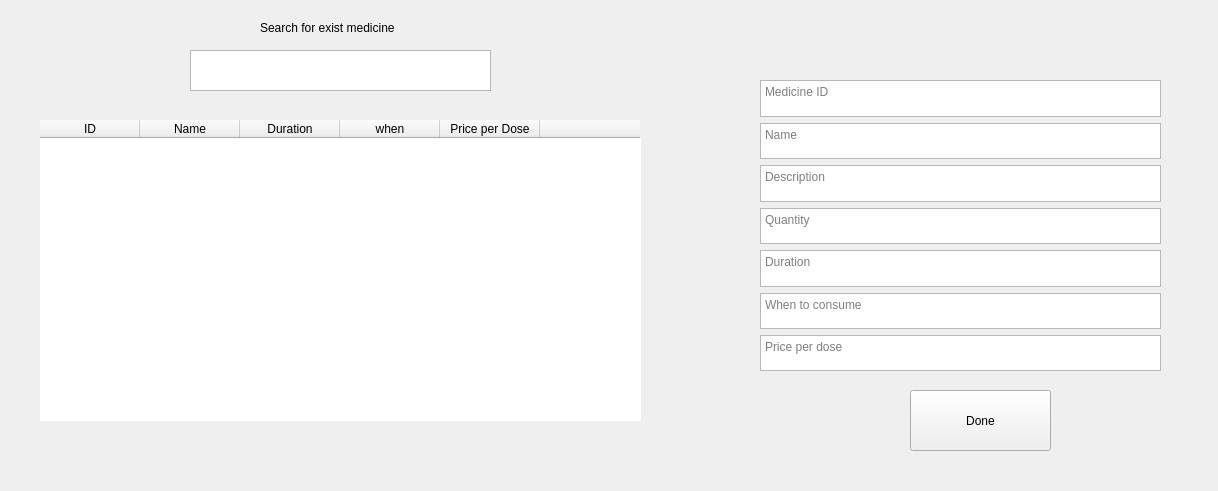
This is src/gui/ui/Medicine.ui in RoronoaZoro321/Healthcare-Management-System as Qt 5 draws it before an edit. The edited form follows.
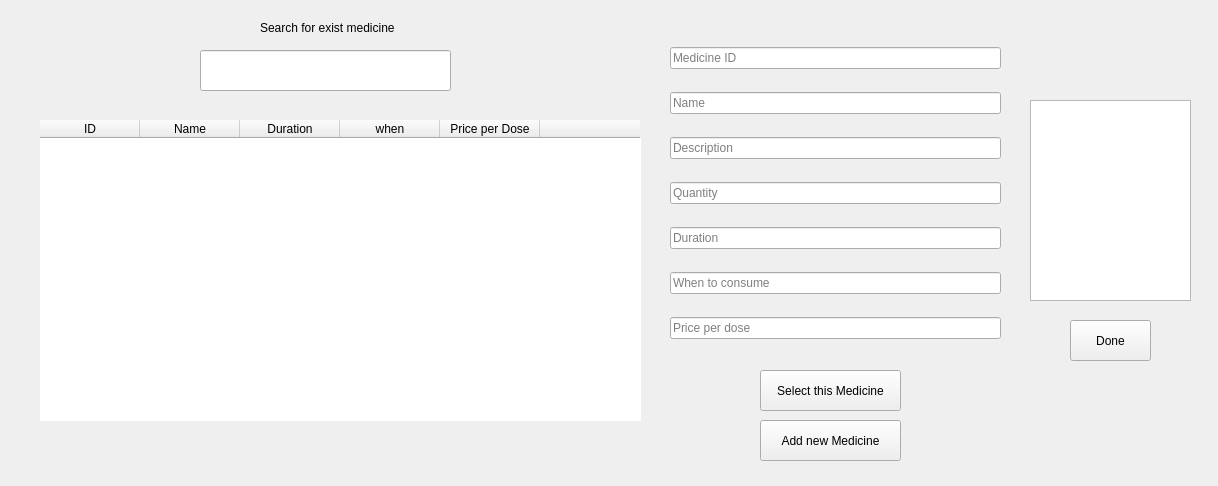
This is the edited form.

The edit to the form file:
```diff
--- a/src/gui/ui/Medicine.ui
+++ b/src/gui/ui/Medicine.ui
@@ -7,22 +7,12 @@
     <x>0</x>
     <y>0</y>
     <width>1218</width>
-    <height>491</height>
+    <height>486</height>
    </rect>
   </property>
   <property name="windowTitle">
    <string>Form</string>
   </property>
-  <widget class="QTextEdit" name="textEdit">
-   <property name="geometry">
-    <rect>
-     <x>190</x>
-     <y>50</y>
-     <width>301</width>
-     <height>41</height>
-    </rect>
-   </property>
-  </widget>
   <widget class="QTableWidget" name="tableWidget">
    <property name="geometry">
     <rect>
@@ -104,10 +94,56 @@
   <widget class="QPushButton" name="pushButton">
    <property name="geometry">
     <rect>
-     <x>910</x>
-     <y>390</y>
+     <x>760</x>
+     <y>420</y>
      <width>141</width>
-     <height>61</height>
+     <height>41</height>
+    </rect>
+   </property>
+   <property name="text">
+    <string>Add new Medicine</string>
+   </property>
+  </widget>
+  <widget class="QLineEdit" name="lineEdit">
+   <property name="geometry">
+    <rect>
+     <x>200</x>
+     <y>50</y>
+     <width>251</width>
+     <height>41</height>
+    </rect>
+   </property>
+  </widget>
+  <widget class="QPushButton" name="pushButton_2">
+   <property name="geometry">
+    <rect>
+     <x>760</x>
+     <y>370</y>
+     <width>141</width>
+     <height>41</height>
+    </rect>
+   </property>
+   <property name="text">
+    <string>Select this Medicine</string>
+   </property>
+  </widget>
+  <widget class="QListWidget" name="listWidget">
+   <property name="geometry">
+    <rect>
+     <x>1030</x>
+     <y>100</y>
+     <width>161</width>
+     <height>201</height>
+    </rect>
+   </property>
+  </widget>
+  <widget class="QPushButton" name="pushButton_3">
+   <property name="geometry">
+    <rect>
+     <x>1070</x>
+     <y>320</y>
+     <width>81</width>
+     <height>41</height>
     </rect>
    </property>
    <property name="text">
@@ -117,57 +153,57 @@
   <widget class="QWidget" name="">
    <property name="geometry">
     <rect>
-     <x>760</x>
-     <y>80</y>
-     <width>401</width>
-     <height>291</height>
+     <x>670</x>
+     <y>30</y>
+     <width>331</width>
+     <height>331</height>
     </rect>
    </property>
    <layout class="QVBoxLayout" name="verticalLayout">
     <item>
-     <widget class="QTextEdit" name="textEdit_2">
+     <widget class="QLineEdit" name="lineEdit_2">
       <property name="placeholderText">
        <string>Medicine ID</string>
       </property>
      </widget>
     </item>
     <item>
-     <widget class="QTextEdit" name="textEdit_3">
+     <widget class="QLineEdit" name="lineEdit_3">
       <property name="placeholderText">
        <string>Name</string>
       </property>
      </widget>
     </item>
     <item>
-     <widget class="QTextEdit" name="textEdit_4">
+     <widget class="QLineEdit" name="lineEdit_4">
       <property name="placeholderText">
        <string>Description</string>
       </property>
      </widget>
     </item>
     <item>
-     <widget class="QTextEdit" name="textEdit_5">
+     <widget class="QLineEdit" name="lineEdit_5">
       <property name="placeholderText">
        <string>Quantity</string>
       </property>
      </widget>
     </item>
     <item>
-     <widget class="QTextEdit" name="textEdit_6">
+     <widget class="QLineEdit" name="lineEdit_6">
       <property name="placeholderText">
        <string>Duration</string>
       </property>
      </widget>
     </item>
     <item>
-     <widget class="QTextEdit" name="textEdit_7">
+     <widget class="QLineEdit" name="lineEdit_7">
       <property name="placeholderText">
        <string>When to consume</string>
       </property>
      </widget>
     </item>
     <item>
-     <widget class="QTextEdit" name="textEdit_8">
+     <widget class="QLineEdit" name="lineEdit_8">
       <property name="placeholderText">
        <string>Price per dose</string>
       </property>
```
